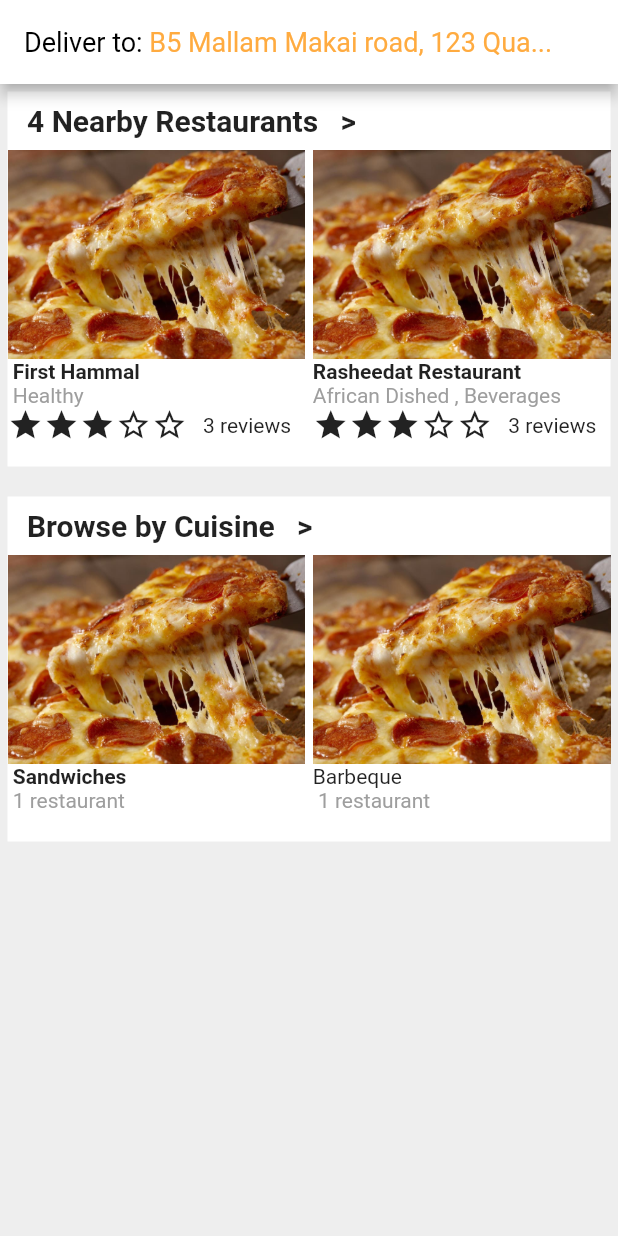
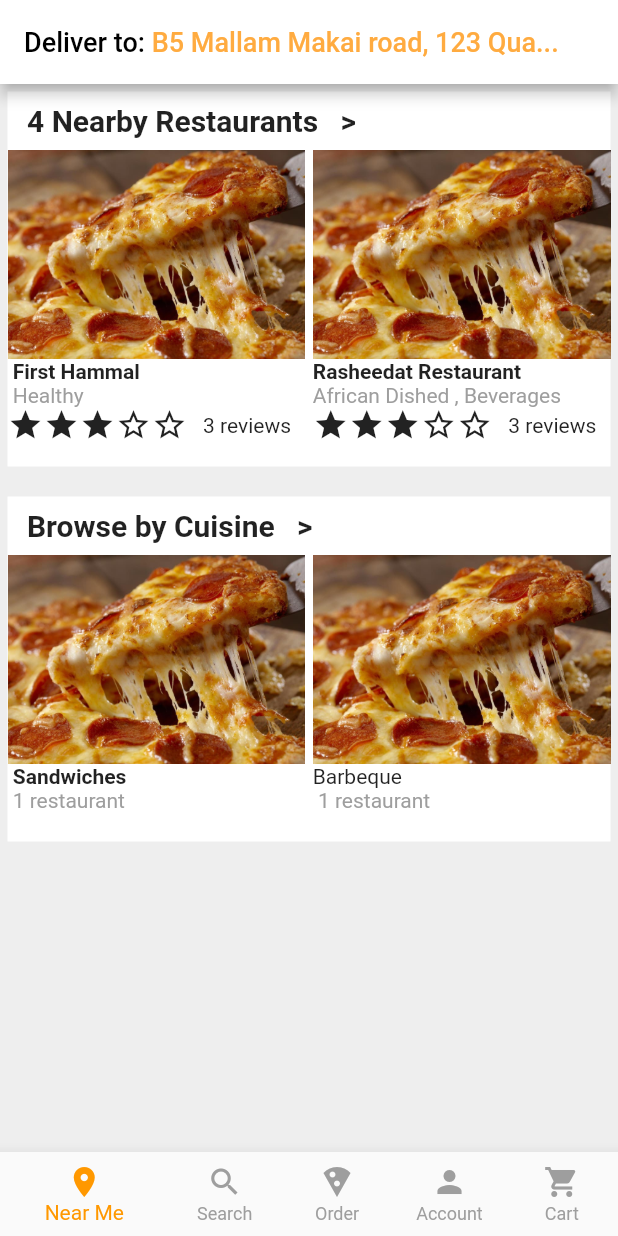
Before and after one commit to Ayomilotunde/food_onepage, a Flutter app: the screen it shows after launch, on a phone screen of 412 x 824 dp. Run offline on Flutter 3.47's test engine with Material 2 defaults, Android fonts, the phone set to English and light mode, and no system bars; our stand-ins replace shimmer.

Commit message:
font, splash and food darts

```diff
--- a/lib/food.dart
+++ b/lib/food.dart
@@ -6,9 +6,50 @@ class Food extends StatefulWidget {
 }
 
 class _FoodState extends State<Food> {
+  int selectedIndex = 0;
+
+  Future<void> _get() {
+    print('refreshed');
+  }
+
   @override
   Widget build(BuildContext context) {
     return Scaffold(
+      bottomNavigationBar: BottomNavigationBar(
+        showUnselectedLabels: true,
+        unselectedItemColor: Colors.grey,
+        items: <BottomNavigationBarItem>[
+          BottomNavigationBarItem(
+            icon: Icon(
+              Icons.location_on,
+            ),
+            title: Text(
+              'Near Me',
+            ),
+          ),
+          BottomNavigationBarItem(
+            icon: Icon(Icons.search),
+            title: Text(
+              'Search',
+            ),
+          ),
+          BottomNavigationBarItem(
+            icon: Icon(Icons.local_pizza),
+            title: Text('Order'),
+          ),
+          BottomNavigationBarItem(
+            icon: Icon(Icons.person),
+            title: Text('Account'),
+          ),
+          BottomNavigationBarItem(
+            icon: Icon(Icons.shopping_cart),
+            title: Text('Cart'),
+          ),
+        ],
+        currentIndex: selectedIndex,
+        fixedColor: Colors.orange,
+        onTap: onItemTapped,
+      ),
       backgroundColor: Colors.grey[200],
       appBar: AppBar(
           backgroundColor: Colors.white,
@@ -18,7 +59,7 @@ class _FoodState extends State<Food> {
                 style: TextStyle(
                     color: Colors.black,
                     fontSize: 18,
-                ),
+                    fontWeight: FontWeight.w500),
                 children: <TextSpan>[
                   TextSpan(
                     text: ' B5 Mallam Makai road, 123 Qua...',
@@ -28,7 +69,9 @@ class _FoodState extends State<Food> {
                   )
                 ]),
           )),
-      body: Column(
+      body: RefreshIndicator(
+        onRefresh: _get,
+        child: Column(
           children: <Widget>[
             Container(
               height: 250,
@@ -190,6 +233,13 @@ class _FoodState extends State<Food> {
             ),
           ],
         ),
+      ),
     );
   }
+
+  void onItemTapped(int index) {
+    setState(() {
+      selectedIndex = index;
+    });
   }
+}
--- a/pubspec.yaml
+++ b/pubspec.yaml
@@ -25,6 +25,7 @@ dependencies:
     sdk: flutter
   flutter_rating_bar: ^3.0.1+1
   shimmer: ^1.1.1
+  google_fonts: ^0.2.0
 
 
   # The following adds the Cupertino Icons font to your application.
```
Also changed, not shown: lib/splash.dart (+5 -3 lines), image/Pacifico-Regular.ttf (added), image/logo.webp (added), pubspec.lock, 3 other files. Lines whose indentation alone changed are shown as unchanged.
